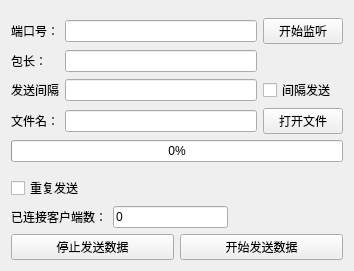
Before: the Qt Designer form mainWindow.ui in jack89730/dataSender, drawn with Qt 5.
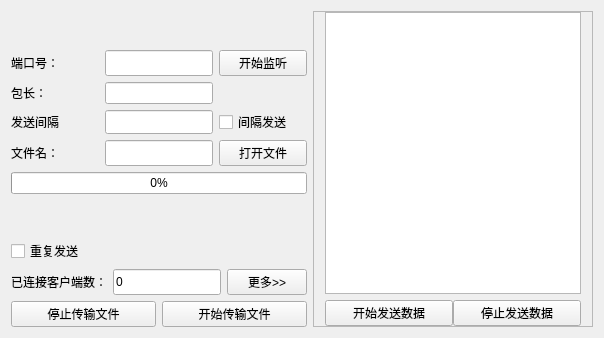
After: the same form once the commit is applied.

Commit message: 添加发送自定义输入数据的功能，未完全完善

What changed in the file:
```diff
--- a/mainWindow.ui
+++ b/mainWindow.ui
@@ -6,15 +6,29 @@
    <rect>
     <x>0</x>
     <y>0</y>
-    <width>354</width>
-    <height>271</height>
+    <width>645</width>
+    <height>341</height>
    </rect>
   </property>
+  <property name="sizePolicy">
+   <sizepolicy hsizetype="Minimum" vsizetype="Fixed">
+    <horstretch>0</horstretch>
+    <verstretch>0</verstretch>
+   </sizepolicy>
+  </property>
   <property name="windowTitle">
    <string>数据传输</string>
   </property>
-  <layout class="QVBoxLayout" name="verticalLayout">
+  <layout class="QHBoxLayout" name="horizontalLayout_5">
+   <property name="sizeConstraint">
+    <enum>QLayout::SetFixedSize</enum>
+   </property>
    <item>
+    <layout class="QGridLayout" name="gridLayout_2">
+     <property name="sizeConstraint">
+      <enum>QLayout::SetFixedSize</enum>
+     </property>
+     <item row="0" column="1">
     <spacer name="verticalSpacer">
      <property name="orientation">
       <enum>Qt::Vertical</enum>
@@ -27,20 +41,39 @@
      </property>
     </spacer>
    </item>
-   <item>
+     <item row="1" column="0" colspan="2">
     <layout class="QGridLayout" name="gridLayout">
      <item row="0" column="0">
       <widget class="QLabel" name="label">
+         <property name="sizePolicy">
+          <sizepolicy hsizetype="Preferred" vsizetype="Preferred">
+           <horstretch>0</horstretch>
+           <verstretch>0</verstretch>
+          </sizepolicy>
+         </property>
        <property name="text">
         <string>端口号：</string>
        </property>
       </widget>
      </item>
      <item row="0" column="1">
-      <widget class="QLineEdit" name="lineEdit_portNumber"/>
+        <widget class="QLineEdit" name="lineEdit_portNumber">
+         <property name="sizePolicy">
+          <sizepolicy hsizetype="Preferred" vsizetype="Preferred">
+           <horstretch>0</horstretch>
+           <verstretch>0</verstretch>
+          </sizepolicy>
+         </property>
+        </widget>
      </item>
      <item row="0" column="2">
       <widget class="QPushButton" name="btn_startListen">
+         <property name="sizePolicy">
+          <sizepolicy hsizetype="Preferred" vsizetype="Preferred">
+           <horstretch>0</horstretch>
+           <verstretch>0</verstretch>
+          </sizepolicy>
+         </property>
        <property name="text">
         <string>开始监听</string>
        </property>
@@ -48,16 +81,35 @@
      </item>
      <item row="1" column="0">
       <widget class="QLabel" name="label_2">
+         <property name="sizePolicy">
+          <sizepolicy hsizetype="Preferred" vsizetype="Preferred">
+           <horstretch>0</horstretch>
+           <verstretch>0</verstretch>
+          </sizepolicy>
+         </property>
        <property name="text">
         <string>包长：</string>
        </property>
       </widget>
      </item>
      <item row="1" column="1">
-      <widget class="QLineEdit" name="lineEdit_packageLength"/>
+        <widget class="QLineEdit" name="lineEdit_packageLength">
+         <property name="sizePolicy">
+          <sizepolicy hsizetype="Preferred" vsizetype="Preferred">
+           <horstretch>0</horstretch>
+           <verstretch>0</verstretch>
+          </sizepolicy>
+         </property>
+        </widget>
      </item>
      <item row="1" column="2">
       <spacer name="verticalSpacer_3">
+         <property name="sizePolicy">
+          <sizepolicy hsizetype="Fixed" vsizetype="Expanding">
+           <horstretch>0</horstretch>
+           <verstretch>0</verstretch>
+          </sizepolicy>
+         </property>
        <property name="orientation">
         <enum>Qt::Vertical</enum>
        </property>
@@ -71,26 +123,58 @@
      </item>
      <item row="2" column="0">
       <widget class="QLabel" name="label_3">
+         <property name="sizePolicy">
+          <sizepolicy hsizetype="Preferred" vsizetype="Preferred">
+           <horstretch>0</horstretch>
+           <verstretch>0</verstretch>
+          </sizepolicy>
+         </property>
        <property name="text">
         <string>发送间隔</string>
        </property>
       </widget>
      </item>
      <item row="2" column="1">
-      <widget class="QLineEdit" name="lineEdit_sendInterval"/>
+        <widget class="QLineEdit" name="lineEdit_sendInterval">
+         <property name="sizePolicy">
+          <sizepolicy hsizetype="Preferred" vsizetype="Preferred">
+           <horstretch>0</horstretch>
+           <verstretch>0</verstretch>
+          </sizepolicy>
+         </property>
+        </widget>
      </item>
      <item row="3" column="0">
       <widget class="QLabel" name="label_4">
+         <property name="sizePolicy">
+          <sizepolicy hsizetype="Preferred" vsizetype="Preferred">
+           <horstretch>0</horstretch>
+           <verstretch>0</verstretch>
+          </sizepolicy>
+         </property>
        <property name="text">
         <string>文件名：</string>
        </property>
       </widget>
      </item>
      <item row="3" column="1">
-      <widget class="QLineEdit" name="lineEdit_openedFile"/>
+        <widget class="QLineEdit" name="lineEdit_openedFile">
+         <property name="sizePolicy">
+          <sizepolicy hsizetype="Preferred" vsizetype="Preferred">
+           <horstretch>0</horstretch>
+           <verstretch>0</verstretch>
+          </sizepolicy>
+         </property>
+        </widget>
      </item>
      <item row="3" column="2">
       <widget class="QPushButton" name="btn_openFile">
+         <property name="sizePolicy">
+          <sizepolicy hsizetype="Preferred" vsizetype="Preferred">
+           <horstretch>0</horstretch>
+           <verstretch>0</verstretch>
+          </sizepolicy>
+         </property>
        <property name="text">
         <string>打开文件</string>
        </property>
@@ -98,6 +182,12 @@
      </item>
      <item row="2" column="2">
       <widget class="QCheckBox" name="checkBox_intervalSend">
+         <property name="sizePolicy">
+          <sizepolicy hsizetype="Preferred" vsizetype="Preferred">
+           <horstretch>0</horstretch>
+           <verstretch>0</verstretch>
+          </sizepolicy>
+         </property>
        <property name="text">
         <string>间隔发送</string>
        </property>
@@ -105,14 +195,26 @@
      </item>
     </layout>
    </item>
-   <item>
+     <item row="2" column="0" colspan="2">
     <widget class="QProgressBar" name="progressBar">
+       <property name="sizePolicy">
+        <sizepolicy hsizetype="Preferred" vsizetype="Preferred">
+         <horstretch>0</horstretch>
+         <verstretch>0</verstretch>
+        </sizepolicy>
+       </property>
+       <property name="maximumSize">
+        <size>
+         <width>16777215</width>
+         <height>16777215</height>
+        </size>
+       </property>
      <property name="value">
       <number>0</number>
      </property>
     </widget>
    </item>
-   <item>
+     <item row="3" column="0">
     <spacer name="verticalSpacer_2">
      <property name="orientation">
       <enum>Qt::Vertical</enum>
@@ -125,10 +227,16 @@
      </property>
     </spacer>
    </item>
-   <item>
+     <item row="4" column="0" colspan="2">
     <layout class="QHBoxLayout" name="horizontalLayout_2">
      <item>
       <widget class="QCheckBox" name="checkBox_repeatSend">
+         <property name="sizePolicy">
+          <sizepolicy hsizetype="Preferred" vsizetype="Preferred">
+           <horstretch>0</horstretch>
+           <verstretch>0</verstretch>
+          </sizepolicy>
+         </property>
        <property name="text">
         <string>重复发送</string>
        </property>
@@ -136,6 +244,12 @@
      </item>
      <item>
       <spacer name="horizontalSpacer">
+         <property name="sizePolicy">
+          <sizepolicy hsizetype="Minimum" vsizetype="Minimum">
+           <horstretch>0</horstretch>
+           <verstretch>0</verstretch>
+          </sizepolicy>
+         </property>
        <property name="orientation">
         <enum>Qt::Horizontal</enum>
        </property>
@@ -149,10 +263,16 @@
      </item>
     </layout>
    </item>
-   <item>
+     <item row="5" column="0" colspan="2">
     <layout class="QHBoxLayout" name="horizontalLayout_3">
      <item>
       <widget class="QLabel" name="label_5">
+         <property name="sizePolicy">
+          <sizepolicy hsizetype="Preferred" vsizetype="Preferred">
+           <horstretch>0</horstretch>
+           <verstretch>0</verstretch>
+          </sizepolicy>
+         </property>
        <property name="text">
         <string>已连接客户端数：</string>
        </property>
@@ -160,6 +280,12 @@
      </item>
      <item>
       <widget class="QLineEdit" name="lineEdit_connectedCounts">
+         <property name="sizePolicy">
+          <sizepolicy hsizetype="Preferred" vsizetype="Preferred">
+           <horstretch>0</horstretch>
+           <verstretch>0</verstretch>
+          </sizepolicy>
+         </property>
        <property name="text">
         <string>0</string>
        </property>
@@ -169,37 +295,93 @@
       </widget>
      </item>
      <item>
-      <spacer name="horizontalSpacer_2">
-       <property name="orientation">
-        <enum>Qt::Horizontal</enum>
-       </property>
-       <property name="sizeHint" stdset="0">
-        <size>
-         <width>40</width>
-         <height>20</height>
-        </size>
-       </property>
-      </spacer>
+        <widget class="QPushButton" name="btn_more">
+         <property name="sizePolicy">
+          <sizepolicy hsizetype="Preferred" vsizetype="Preferred">
+           <horstretch>0</horstretch>
+           <verstretch>0</verstretch>
+          </sizepolicy>
+         </property>
+         <property name="text">
+          <string>更多&gt;&gt;</string>
+         </property>
+        </widget>
      </item>
     </layout>
    </item>
-   <item>
+     <item row="6" column="0" colspan="2">
     <layout class="QHBoxLayout" name="horizontalLayout">
      <item>
-      <widget class="QPushButton" name="btn_stopSend">
+        <widget class="QPushButton" name="btn_stopSendFile">
+         <property name="sizePolicy">
+          <sizepolicy hsizetype="Preferred" vsizetype="Preferred">
+           <horstretch>0</horstretch>
+           <verstretch>0</verstretch>
+          </sizepolicy>
+         </property>
        <property name="text">
-        <string>停止发送数据</string>
+          <string>停止传输文件</string>
        </property>
       </widget>
      </item>
      <item>
-      <widget class="QPushButton" name="btn_startSend">
+        <widget class="QPushButton" name="btn_startSendFile">
+         <property name="sizePolicy">
+          <sizepolicy hsizetype="Preferred" vsizetype="Preferred">
+           <horstretch>0</horstretch>
+           <verstretch>0</verstretch>
+          </sizepolicy>
+         </property>
+         <property name="text">
+          <string>开始传输文件</string>
+         </property>
+        </widget>
+       </item>
+      </layout>
+     </item>
+    </layout>
+   </item>
+   <item>
+    <widget class="QFrame" name="frame_rightPanel">
+     <property name="frameShape">
+      <enum>QFrame::StyledPanel</enum>
+     </property>
+     <property name="frameShadow">
+      <enum>QFrame::Raised</enum>
+     </property>
+     <layout class="QVBoxLayout" name="verticalLayout">
+      <property name="topMargin">
+       <number>0</number>
+      </property>
+      <property name="bottomMargin">
+       <number>0</number>
+      </property>
+      <item>
+       <widget class="QPlainTextEdit" name="plainTextEdit_data"/>
+      </item>
+      <item>
+       <layout class="QHBoxLayout" name="horizontalLayout_4">
+        <property name="spacing">
+         <number>0</number>
+        </property>
+        <item>
+         <widget class="QPushButton" name="btn_startSendData">
        <property name="text">
         <string>开始发送数据</string>
        </property>
       </widget>
      </item>
-    </layout>
+        <item>
+         <widget class="QPushButton" name="btn_stopSendData">
+          <property name="text">
+           <string>停止发送数据</string>
+          </property>
+         </widget>
+        </item>
+       </layout>
+      </item>
+     </layout>
+    </widget>
    </item>
   </layout>
  </widget>
```
Lines whose indentation alone changed are shown as unchanged. The commit also changes 2 other files.
